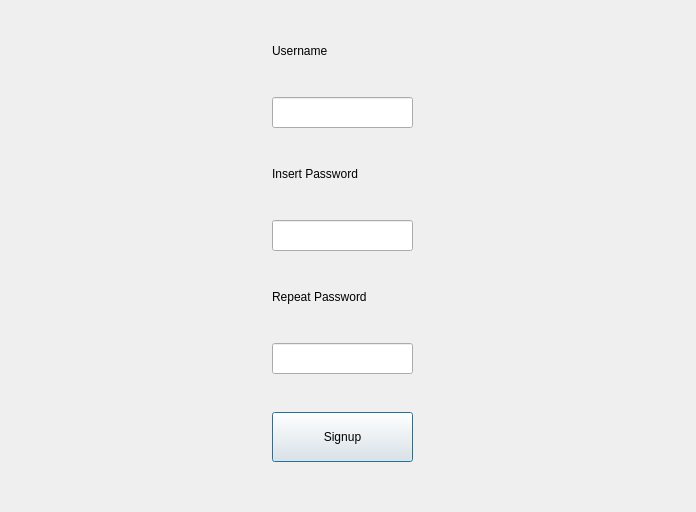
Above: concurrentTextEditor/dialogsignup.ui from scottiexdev/concurrentTextEditor before the change. Below: the same form after it.
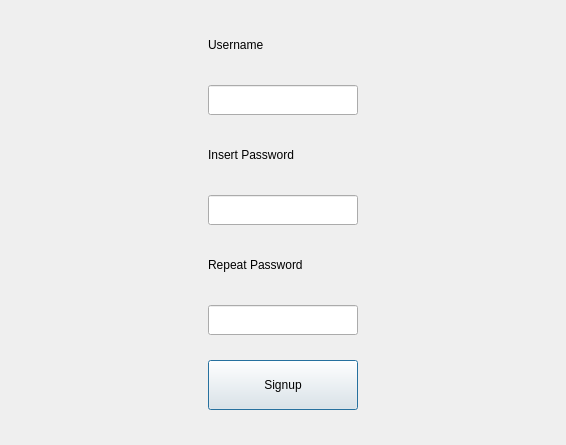
That is the form after the change.

The edit to the form file:
```diff
--- a/concurrentTextEditor/dialogsignup.ui
+++ b/concurrentTextEditor/dialogsignup.ui
@@ -6,28 +6,10 @@
    <rect>
     <x>0</x>
     <y>0</y>
-    <width>696</width>
-    <height>512</height>
+    <width>566</width>
+    <height>445</height>
    </rect>
   </property>
-  <property name="sizePolicy">
-   <sizepolicy hsizetype="MinimumExpanding" vsizetype="MinimumExpanding">
-    <horstretch>0</horstretch>
-    <verstretch>0</verstretch>
-   </sizepolicy>
-  </property>
-  <property name="minimumSize">
-   <size>
-    <width>696</width>
-    <height>512</height>
-   </size>
-  </property>
-  <property name="maximumSize">
-   <size>
-    <width>2088</width>
-    <height>2048</height>
-   </size>
-  </property>
   <property name="windowTitle">
    <string>Signup</string>
   </property>
@@ -36,14 +18,14 @@
     <widget class="QLabel" name="label_usrname">
      <property name="minimumSize">
       <size>
-       <width>151</width>
-       <height>16</height>
+       <width>150</width>
+       <height>30</height>
       </size>
      </property>
      <property name="maximumSize">
       <size>
-       <width>151</width>
-       <height>16</height>
+       <width>150</width>
+       <height>30</height>
       </size>
      </property>
      <property name="text">
@@ -55,14 +37,14 @@
     <widget class="QLineEdit" name="lineEditUsr">
      <property name="minimumSize">
       <size>
-       <width>141</width>
-       <height>31</height>
+       <width>150</width>
+       <height>30</height>
       </size>
      </property>
      <property name="maximumSize">
       <size>
-       <width>141</width>
-       <height>31</height>
+       <width>150</width>
+       <height>30</height>
       </size>
      </property>
     </widget>
@@ -71,14 +53,14 @@
     <widget class="QLabel" name="label_pwdIns">
      <property name="minimumSize">
       <size>
-       <width>151</width>
-       <height>16</height>
+       <width>150</width>
+       <height>30</height>
       </size>
      </property>
      <property name="maximumSize">
       <size>
-       <width>151</width>
-       <height>16</height>
+       <width>150</width>
+       <height>30</height>
       </size>
      </property>
      <property name="text">
@@ -90,30 +72,33 @@
     <widget class="QLineEdit" name="lineEditPwdIns">
      <property name="minimumSize">
       <size>
-       <width>141</width>
-       <height>31</height>
+       <width>150</width>
+       <height>30</height>
       </size>
      </property>
      <property name="maximumSize">
       <size>
-       <width>141</width>
-       <height>31</height>
+       <width>150</width>
+       <height>30</height>
       </size>
      </property>
+     <property name="echoMode">
+      <enum>QLineEdit::Password</enum>
+     </property>
     </widget>
    </item>
    <item row="4" column="0">
     <widget class="QLabel" name="label_pwdConf">
      <property name="minimumSize">
       <size>
-       <width>151</width>
-       <height>16</height>
+       <width>150</width>
+       <height>30</height>
       </size>
      </property>
      <property name="maximumSize">
       <size>
-       <width>151</width>
-       <height>16</height>
+       <width>150</width>
+       <height>30</height>
       </size>
      </property>
      <property name="text">
@@ -125,29 +110,35 @@
     <widget class="QLineEdit" name="lineEditPwdConf">
      <property name="minimumSize">
       <size>
-       <width>141</width>
-       <height>31</height>
+       <width>150</width>
+       <height>30</height>
       </size>
      </property>
      <property name="maximumSize">
       <size>
-       <width>141</width>
-       <height>31</height>
+       <width>150</width>
+       <height>30</height>
       </size>
      </property>
+     <property name="text">
+      <string/>
+     </property>
+     <property name="echoMode">
+      <enum>QLineEdit::Password</enum>
+     </property>
     </widget>
    </item>
    <item row="6" column="0">
     <widget class="QPushButton" name="pushButton">
      <property name="minimumSize">
       <size>
-       <width>141</width>
+       <width>150</width>
        <height>50</height>
       </size>
      </property>
      <property name="maximumSize">
       <size>
-       <width>141</width>
+       <width>150</width>
        <height>50</height>
       </size>
      </property>
```
Left out of the diff: 16 changed lines with no effect on the pictures.
